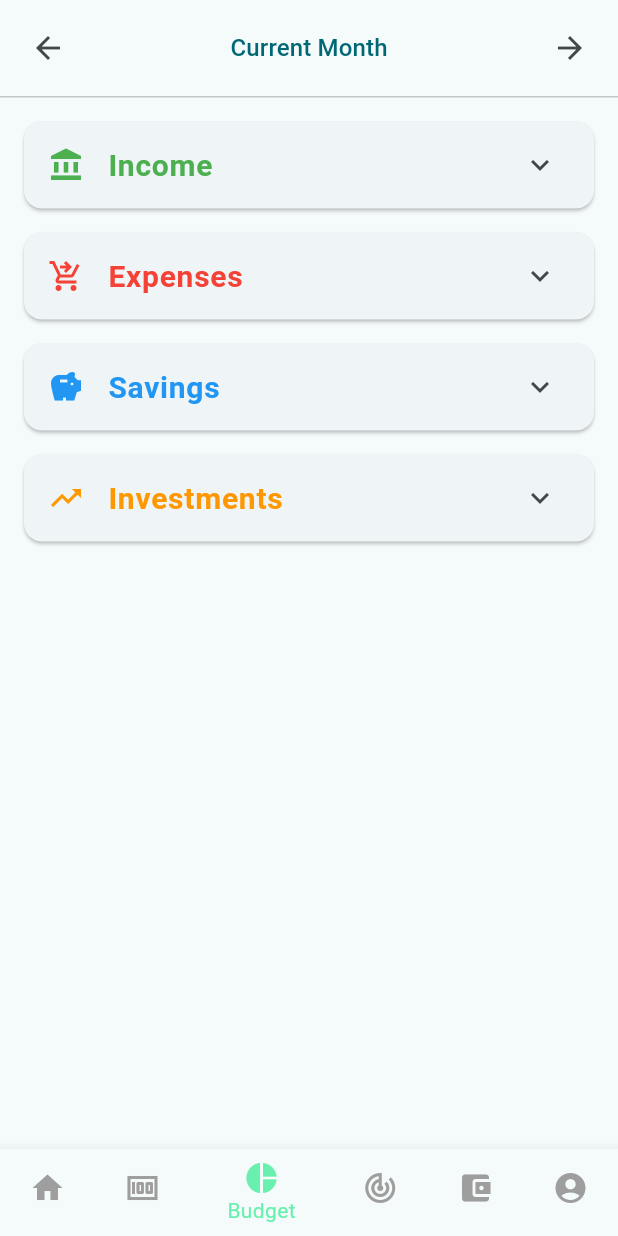
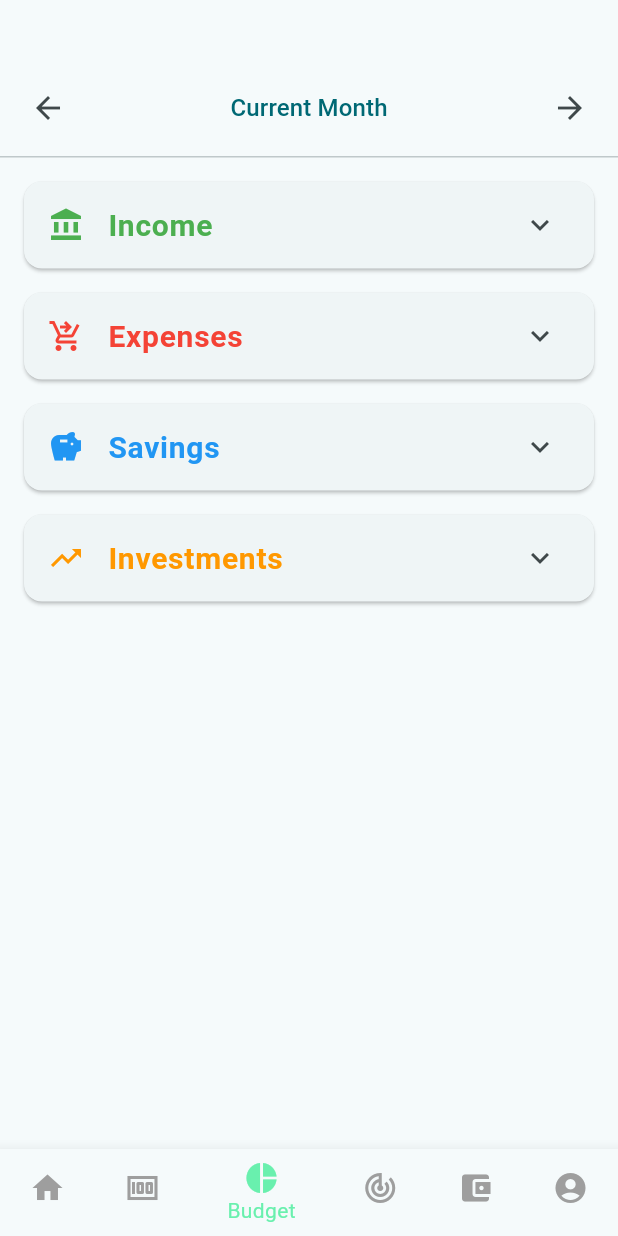
Before and after one commit to niklegault/ultimate_finance, a Flutter app: the screen it shows after launch, item 3 of the bottom bar chosen, on a phone screen of 412 x 824 dp. Run offline on Flutter 3.47's test engine with Material 3 defaults, Android fonts, the phone set to English and light mode, and no system bars.

Commit message:
Adjusted padding for pixel 9 pro xl

```diff
--- a/lib/screens/budget_screen.dart
+++ b/lib/screens/budget_screen.dart
@@ -196,7 +196,7 @@ class _BudgetScreenState extends State<BudgetScreen> {
     return Column(
       children: [
         Padding(
-          padding: const EdgeInsets.all(8.0),
+          padding: const EdgeInsets.only(left: 8, right: 8, top: 48, bottom: 8),
           child: PeriodSelector(
             selectedPeriod: _currentPeriod,
             onPeriodChanged: _handlePeriodChange,
```
